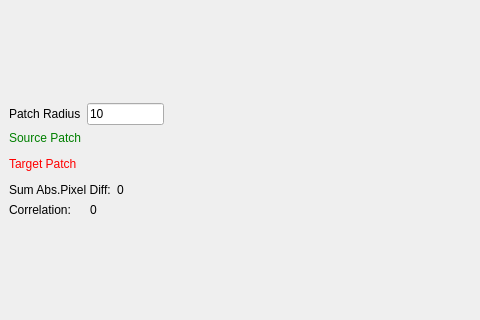
First picture: the form in InteractivePatchComparisonWidget.ui, repository daviddoria/InteractivePatchComparison, before the edit; both pictures show x 0 to 480 and y 267 to 587 of the 800 by 841 pixel window.
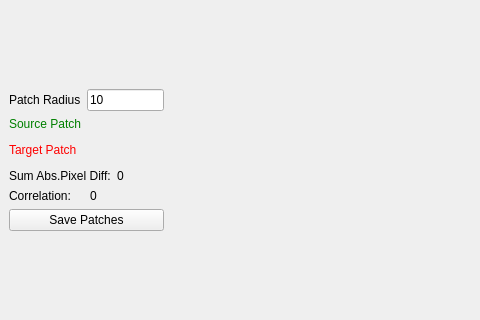
Second picture: the form after the edit. Custom widgets are drawn as their Qt base class.

```diff
--- a/InteractivePatchComparisonWidget.ui
+++ b/InteractivePatchComparisonWidget.ui
@@ -18,7 +18,7 @@
     <item row="0" column="0">
      <layout class="QHBoxLayout" name="horizontalLayout" stretch="1,3,1">
       <item>
-       <layout class="QVBoxLayout" name="verticalLayout" stretch="0,0,0,0,0,0,0">
+       <layout class="QVBoxLayout" name="verticalLayout" stretch="0,0,0,0,0,0,0,0">
         <item>
          <layout class="QHBoxLayout" name="horizontalLayout_2">
           <item>
@@ -96,6 +96,13 @@
           </item>
          </layout>
         </item>
+        <item>
+         <widget class="QPushButton" name="btnSavePatches">
+          <property name="text">
+           <string>Save Patches</string>
+          </property>
+         </widget>
+        </item>
        </layout>
       </item>
       <item>
```
